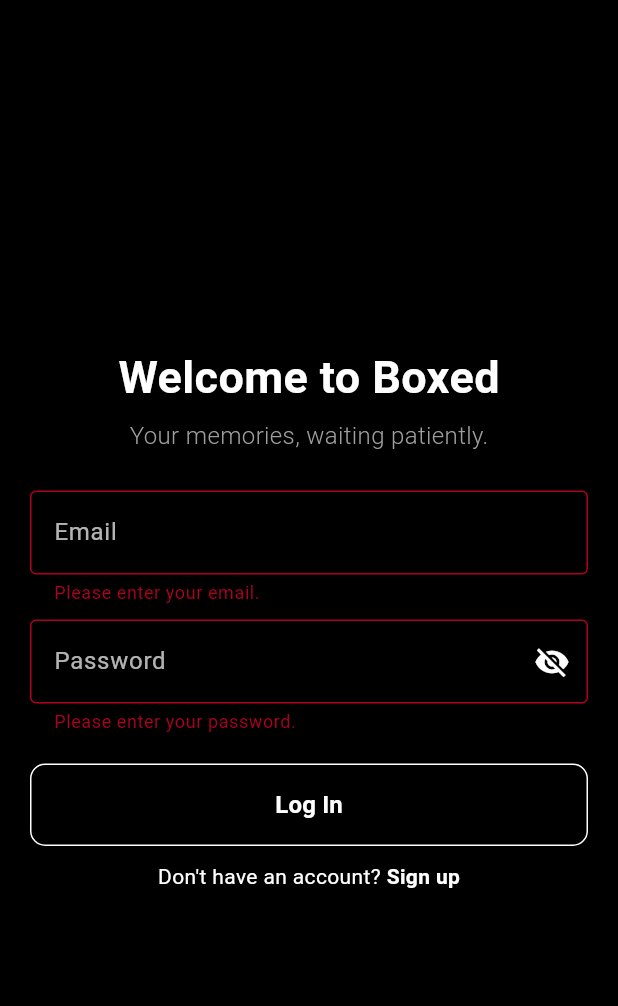
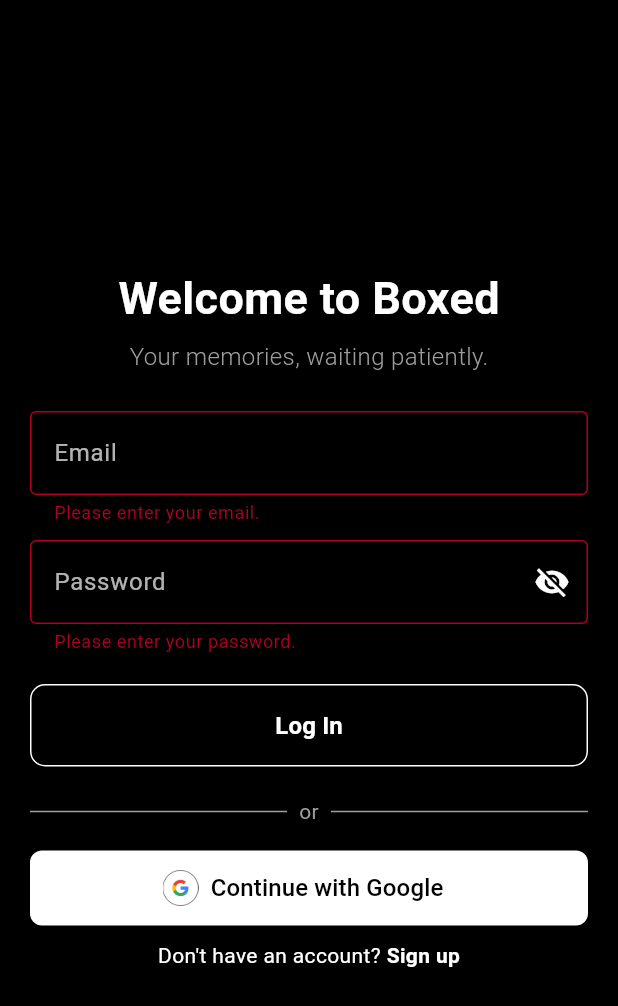
Before and after one commit to shlokmestry/boxed_app, a Flutter app: the screen it shows after launch, after a tap on "Log In", on a phone screen of 412 x 824 dp. Shown: the top 1006 px of the screen. Run offline on Flutter 3.47's test engine with Material 3 defaults, Android fonts, the phone set to English and light mode, and no system bars; our stand-ins replace cloud_firestore, firebase_auth, firebase_core, firebase_messaging, firebase_storage, flutter_local_notifications and 6 more; accounts and stored records are empty.

```diff
--- a/lib/screens/login_signup.dart
+++ b/lib/screens/login_signup.dart
@@ -4,7 +4,10 @@
 import 'package:firebase_auth/firebase_auth.dart';
 import 'package:cloud_firestore/cloud_firestore.dart';
 import 'package:firebase_messaging/firebase_messaging.dart';
-import 'package:boxed_app/screens/choose_username_screen.dart';
+import 'dart:io';
+import 'package:google_sign_in/google_sign_in.dart';
+import 'package:sign_in_with_apple/sign_in_with_apple.dart';
+
 
 class LoginSignup extends StatefulWidget {
   const LoginSignup({super.key});
@@ -51,6 +54,98 @@
       passwordError = passwordMsg;
     });
   }
+
+  Future<void> _signInWithGoogle() async {
+  try {
+    final googleUser = await GoogleSignIn().signIn();
+    if (googleUser == null) return;
+
+    final googleAuth = await googleUser.authentication;
+    final credential = GoogleAuthProvider.credential(
+      accessToken: googleAuth.accessToken,
+      idToken: googleAuth.idToken,
+    );
+
+    final userCred = await FirebaseAuth.instance.signInWithCredential(credential);
+    final user = userCred.user;
+
+    if (user != null) {
+      final docRef = FirebaseFirestore.instance.collection('users').doc(user.uid);
+      final doc = await docRef.get();
+
+      if (!doc.exists) {
+        final now = Timestamp.now();
+        await docRef.set({
+          'firstName': user.displayName?.split(' ').first ?? '',
+          'lastName': user.displayName?.split(' ').last ?? '',
+          'username': user.email?.split('@').first ?? '',
+          'email': user.email,
+          'photoUrl': user.photoURL,
+          'bio': '',
+          'createdAt': now,
+          'darkMode': false,
+        });
+      }
+
+      Navigator.pushReplacement(
+        context,
+        MaterialPageRoute(builder: (_) => const HomeScreen()),
+      );
+    }
+  } catch (e) {
+    ScaffoldMessenger.of(context).showSnackBar(
+      SnackBar(content: Text('Google sign-in failed: $e')),
+    );
+  }
+}
+
+
+Future<void> _signInWithApple() async {
+  try {
+    final appleCredential = await SignInWithApple.getAppleIDCredential(
+      scopes: [AppleIDAuthorizationScopes.email, AppleIDAuthorizationScopes.fullName],
+    );
+
+    final oauthCredential = OAuthProvider("apple.com").credential(
+      idToken: appleCredential.identityToken,
+      accessToken: appleCredential.authorizationCode,
+    );
+
+    final userCred = await FirebaseAuth.instance.signInWithCredential(oauthCredential);
+    final user = userCred.user;
+
+    if (user != null) {
+      final docRef = FirebaseFirestore.instance.collection('users').doc(user.uid);
+      final doc = await docRef.get();
+
+      if (!doc.exists) {
+        final now = Timestamp.now();
+        await docRef.set({
+          'firstName': appleCredential.givenName ?? '',
+          'lastName': appleCredential.familyName ?? '',
+          'username': user.email?.split('@').first ?? 'apple_user',
+          'email': user.email,
+          'photoUrl': null,
+          'bio': '',
+          'createdAt': now,
+          'darkMode': false,
+        });
+      }
+
+      Navigator.pushReplacement(
+        context,
+        MaterialPageRoute(builder: (_) => const HomeScreen()),
+      );
+    }
+  } catch (e) {
+    ScaffoldMessenger.of(context).showSnackBar(
+      SnackBar(content: Text('Apple sign-in failed: $e')),
+    );
+  }
+}
+
+
+
 
   @override
   Widget build(BuildContext context) {
@@ -275,6 +370,50 @@
                   }
                 },
               ),
+
+              const SizedBox(height: 20),
+Row(children: <Widget>[
+  Expanded(child: Divider(color: Colors.grey)),
+  const Padding(
+    padding: EdgeInsets.symmetric(horizontal: 8),
+    child: Text('or', style: TextStyle(color: Colors.grey)),
+  ),
+  Expanded(child: Divider(color: Colors.grey)),
+]),
+const SizedBox(height: 16),
+
+if (Platform.isIOS)
+  Column(
+    children: [
+      SizedBox(
+  width: double.infinity,
+  height: 50,
+  child: OutlinedButton.icon(
+    onPressed: _signInWithApple,
+    icon: const Icon(Icons.apple, color: Colors.black),
+    label: const Text(
+      "Continue with Apple",
+      style: TextStyle(fontSize: 16, fontWeight: FontWeight.w500),
+    ),
+    style: OutlinedButton.styleFrom(
+      backgroundColor: Colors.white,
+      foregroundColor: Colors.black,
+      side: const BorderSide(color: Colors.transparent),
+      shape: RoundedRectangleBorder(
+        borderRadius: BorderRadius.circular(8),
+      ),
+    ),
+  ),
+),
+
+      SizedBox(height: 10),
+      _googleButton(),
+    ],
+  )
+else
+  _googleButton(),
+
+
               const SizedBox(height: 10),
               Row(
                 mainAxisAlignment: MainAxisAlignment.center,
@@ -309,9 +448,28 @@
       ),
     );
   }
+Widget _googleButton() {
+  return SizedBox(
+    width: double.infinity,
+    height: 50,
+    child: OutlinedButton.icon(
+      onPressed: _signInWithGoogle,
+      icon: Image.asset('assets/google_icon.png', height: 24),
+      label: const Text(
+        "Continue with Google",
+        style: TextStyle(fontSize: 16, fontWeight: FontWeight.w500),
+      ),
+      style: OutlinedButton.styleFrom(
+        foregroundColor: Colors.black,
+        backgroundColor: Colors.white,
+        side: const BorderSide(color: Colors.transparent),
+        shape: RoundedRectangleBorder(
+          borderRadius: BorderRadius.circular(8),
+        ),
+      ),
+    ),
+  );
+}
 
-  String _capitalize(String s) {
-    if (s.isEmpty) return '';
-    return s[0].toUpperCase() + s.substring(1);
-  }
+
 }
--- a/lib/screens/splash_screen.dart
+++ b/lib/screens/splash_screen.dart
@@ -18,7 +18,7 @@
     Future.delayed(const Duration(seconds: 2), () {
       final user = FirebaseAuth.instance.currentUser;
       if (user != null) {
-        Navigator.pushReplacement(context, MaterialPageRoute(builder: (_) => const OnboardingScreen()));
+        Navigator.pushReplacement(context, MaterialPageRoute(builder: (_) => const LoginSignup()));
       } else {
         Navigator.pushReplacement(context, MaterialPageRoute(builder: (_) => const LoginSignup()));
       }
```
Also changed, not shown: pubspec.yaml (+5 -6 lines), assets/google_icon.png (added), pubspec.lock, 240 other files.
